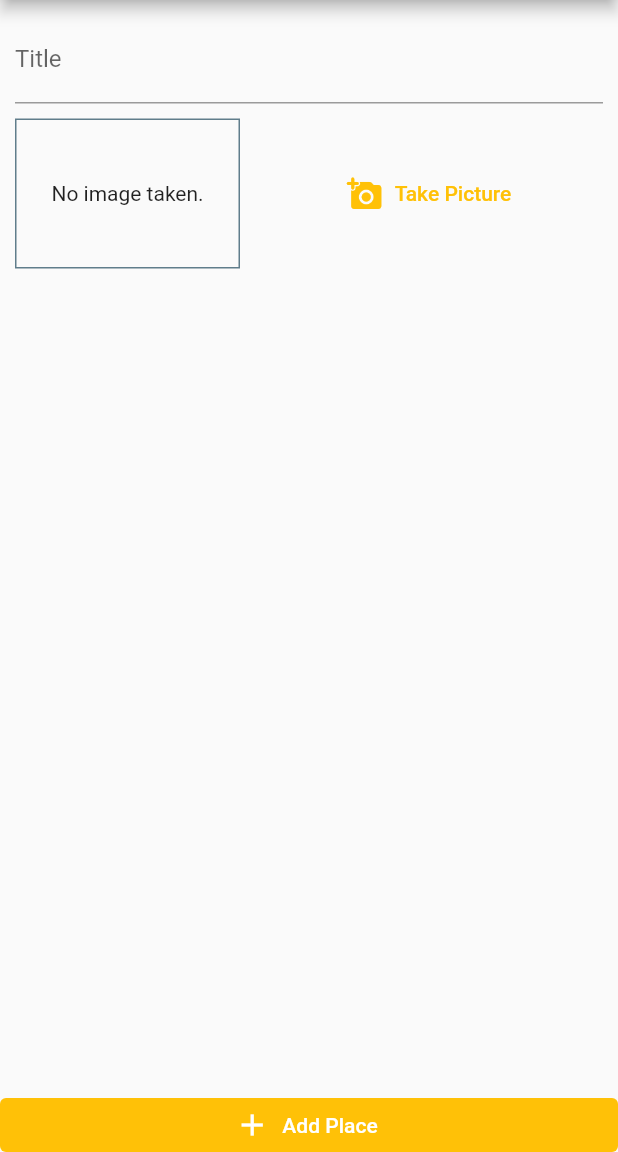
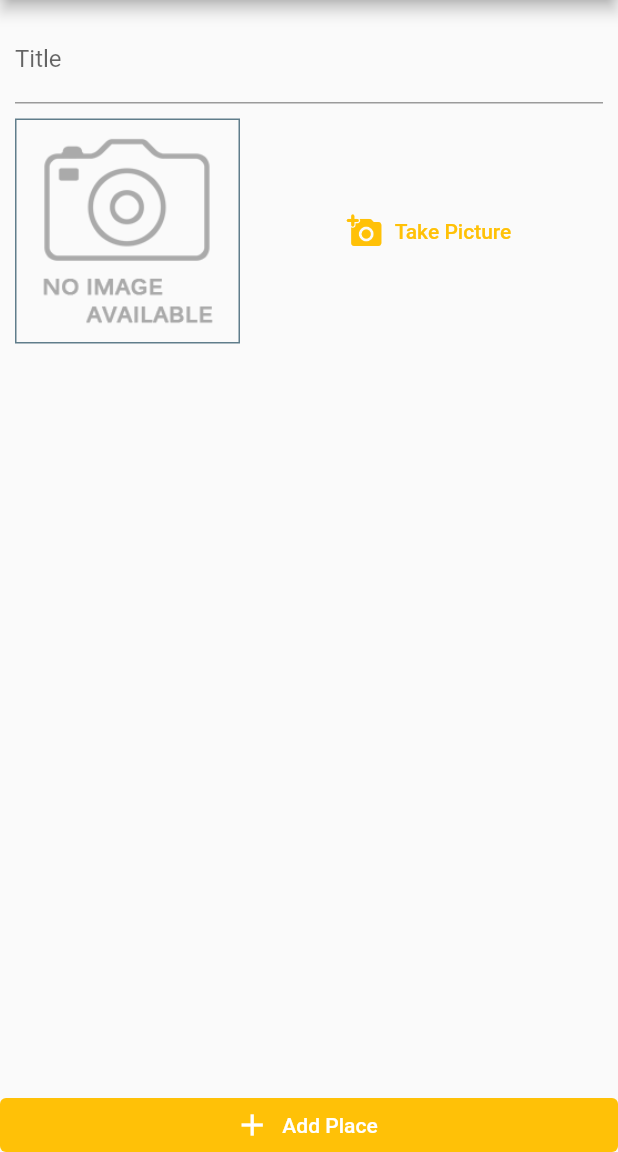
Before and after one commit to berenerchamion/pixel, a Flutter app: the AddPlaceScreen screen opened by its route, on a phone screen of 412 x 824 dp, the part 84-1236 px from its top. Run offline on Flutter 3.47's test engine with Material 2 defaults, Android fonts, the phone set to English and light mode, and no system bars; our stand-ins replace image_picker.

Commit message:
Fixing up image handling

```diff
--- a/lib/widgets/image_input.dart
+++ b/lib/widgets/image_input.dart
@@ -10,7 +10,10 @@ class ImageInput extends StatefulWidget {
 }
 
 class _ImageInputState extends State<ImageInput> {
-  File _storedImage = File('assets/images/product-placeholder.png');
+  //File _storedImage = File('assets/images/product-placeholder.png');
+  Image _storedImage = Image(
+    image: AssetImage('assets/images/no-image-icon-23494.png'),
+  );
 
   Future _takePicture() async {
     final _imagePicker = ImagePicker();
@@ -22,18 +25,12 @@ class _ImageInputState extends State<ImageInput> {
 
   @override
   Widget build(BuildContext context) {
-    if (_storedImage.existsSync()) {
-      print('I exist!');
-    } else {
-      print('I do not exist');
-    }
-    print(_storedImage.existsSync());
 
     return Row(
       children: [
         Container(
           width: 150,
-          height: 100,
+          height: 150,
           decoration: BoxDecoration(
             border: Border.all(
               width: 1,
@@ -41,15 +38,10 @@ class _ImageInputState extends State<ImageInput> {
             ),
           ),
           alignment: Alignment.center,
-          child: _storedImage.existsSync()
-              ? Image.file(
-                  _storedImage,
+          child: Image(
+                  image: _storedImage.image,
                   fit: BoxFit.cover,
                   width: double.infinity,
-                )
-              : Text(
-                  'No image taken.',
-                  textAlign: TextAlign.center,
                 ),
         ), //Container
         SizedBox(
--- a/pubspec.yaml
+++ b/pubspec.yaml
@@ -54,6 +54,7 @@ flutter:
   #   - images/a_dot_ham.jpeg
   assets:
     - assets/images/product-placeholder.png
+    - assets/images/no-image-icon-23494.png
   # An image asset can refer to one or more resolution-specific "variants", see
   # https://flutter.dev/assets-and-images/#resolution-aware.
 
```
Also changed, not shown: assets/images/no-image-icon-23494.png (added).
